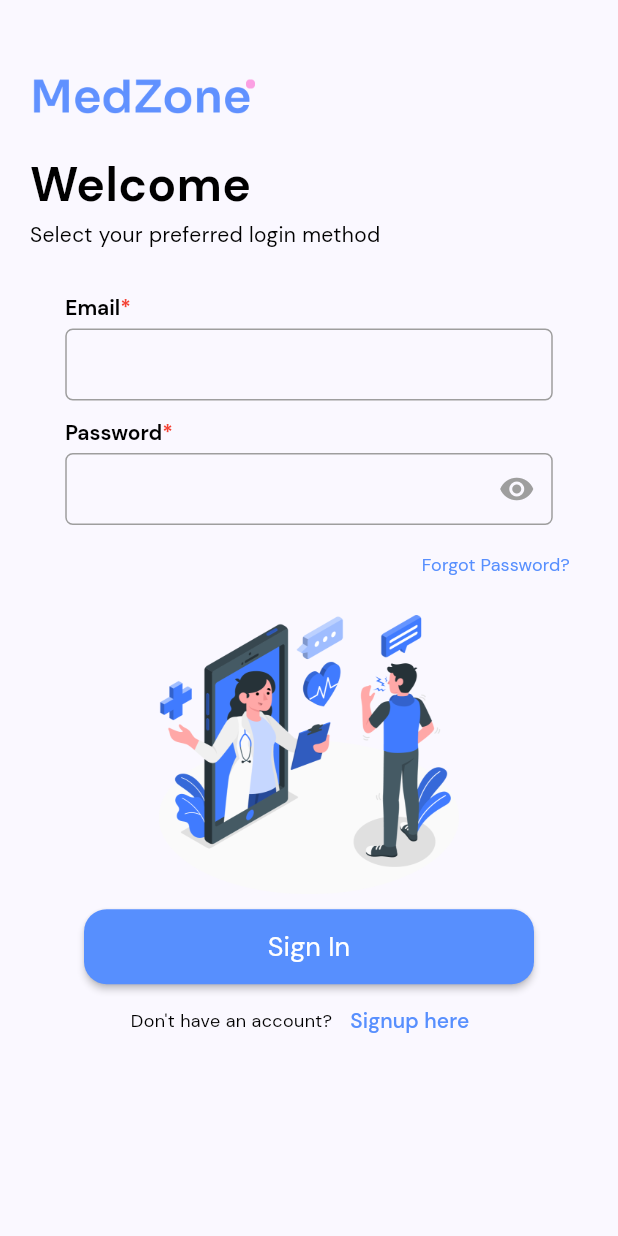
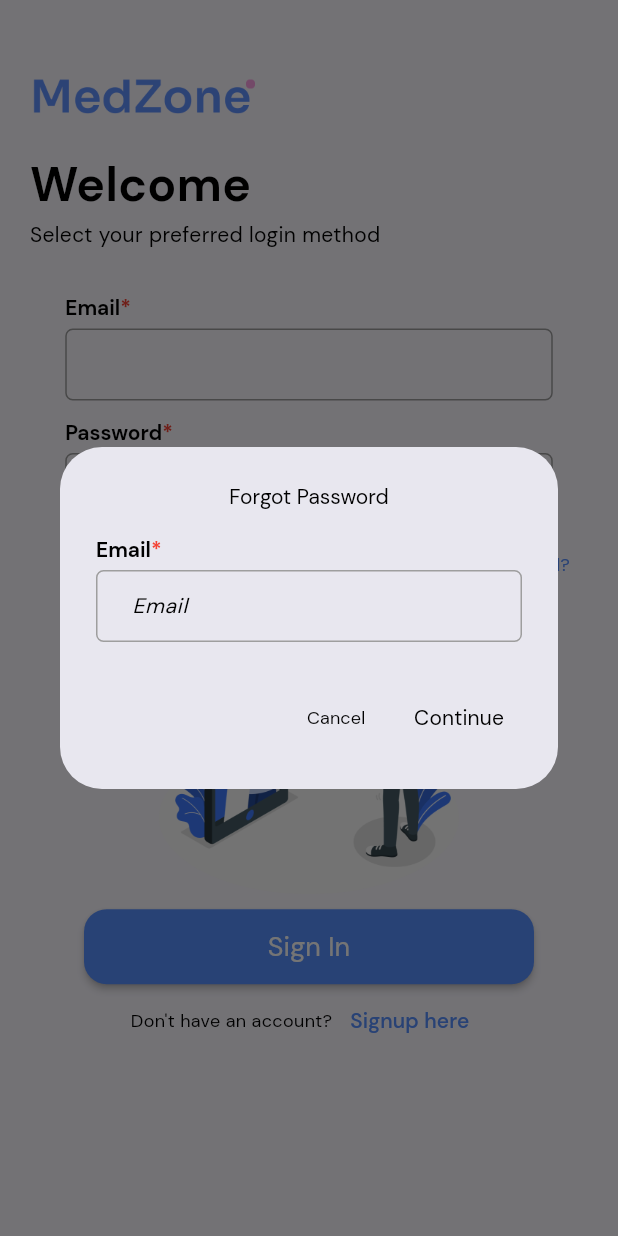
Before and after one commit to lansoyyy/medzone_doctor, a Flutter app: the LoginScreen screen opened directly, after a tap on "Forgot Password?", on a phone screen of 412 x 824 dp. Run offline on Flutter 3.47's test engine with Material 2 defaults, Android fonts, the phone set to English and light mode, and no system bars; our stand-ins replace cloud_firestore, firebase_auth, firebase_core, fluttertoast; accounts and stored records are empty.

Commit message:
adde forgot password

```diff
--- a/lib/screens/auth/login_screen.dart
+++ b/lib/screens/auth/login_screen.dart
@@ -74,103 +74,103 @@ class _LoginScreenState extends State<LoginScreen> {
                   alignment: Alignment.bottomRight,
                   child: TextButton(
                     onPressed: () {
-                      // showDialog(
-                      //   context: context,
-                      //   builder: ((context) {
-                      //     final formKey = GlobalKey<FormState>();
-                      //     final TextEditingController emailController =
-                      //         TextEditingController();
+                      showDialog(
+                        context: context,
+                        builder: ((context) {
+                          final formKey = GlobalKey<FormState>();
+                          final TextEditingController emailController =
+                              TextEditingController();
 
-                      //     return AlertDialog(
-                      //       title: TextWidget(
-                      //         text: 'Forgot Password',
-                      //         fontSize: 14,
-                      //         color: Colors.black,
-                      //       ),
-                      //       content: Form(
-                      //         key: formKey,
-                      //         child: Column(
-                      //           mainAxisSize: MainAxisSize.min,
-                      //           children: [
-                      //             TextFieldWidget(
-                      //               hint: 'Email',
-                      //               textCapitalization: TextCapitalization.none,
-                      //               inputType: TextInputType.emailAddress,
-                      //               label: 'Email',
-                      //               controller: emailController,
-                      //               validator: (value) {
-                      //                 if (value == null || value.isEmpty) {
-                      //                   return 'Please enter an email address';
-                      //                 }
-                      //                 final emailRegex = RegExp(
-                      //                     r'^[\w-\.]+@([\w-]+\.)+[\w-]{2,4}$');
-                      //                 if (!emailRegex.hasMatch(value)) {
-                      //                   return 'Please enter a valid email address';
-                      //                 }
-                      //                 return null;
-                      //               },
-                      //             ),
-                      //           ],
-                      //         ),
-                      //       ),
-                      //       actions: [
-                      //         TextButton(
-                      //           onPressed: (() {
-                      //             Navigator.pop(context);
-                      //           }),
-                      //           child: TextWidget(
-                      //             text: 'Cancel',
-                      //             fontSize: 12,
-                      //             color: Colors.black,
-                      //           ),
-                      //         ),
-                      //         TextButton(
-                      //           onPressed: (() async {
-                      //             // if (formKey.currentState!.validate()) {
-                      //             //   try {
-                      //             //     Navigator.pop(context);
-                      //             //     await FirebaseAuth.instance
-                      //             //         .sendPasswordResetEmail(
-                      //             //             email: emailController.text);
-                      //             //     showToast(
-                      //             //         'Password reset link sent to ${emailController.text}');
-                      //             //   } catch (e) {
-                      //             //     String errorMessage = '';
+                          return AlertDialog(
+                            title: TextWidget(
+                              text: 'Forgot Password',
+                              fontSize: 14,
+                              color: Colors.black,
+                            ),
+                            content: Form(
+                              key: formKey,
+                              child: Column(
+                                mainAxisSize: MainAxisSize.min,
+                                children: [
+                                  TextFieldWidget(
+                                    hint: 'Email',
+                                    textCapitalization: TextCapitalization.none,
+                                    inputType: TextInputType.emailAddress,
+                                    label: 'Email',
+                                    controller: emailController,
+                                    validator: (value) {
+                                      if (value == null || value.isEmpty) {
+                                        return 'Please enter an email address';
+                                      }
+                                      final emailRegex = RegExp(
+                                          r'^[\w-\.]+@([\w-]+\.)+[\w-]{2,4}$');
+                                      if (!emailRegex.hasMatch(value)) {
+                                        return 'Please enter a valid email address';
+                                      }
+                                      return null;
+                                    },
+                                  ),
+                                ],
+                              ),
+                            ),
+                            actions: [
+                              TextButton(
+                                onPressed: (() {
+                                  Navigator.pop(context);
+                                }),
+                                child: TextWidget(
+                                  text: 'Cancel',
+                                  fontSize: 12,
+                                  color: Colors.black,
+                                ),
+                              ),
+                              TextButton(
+                                onPressed: (() async {
+                                  if (formKey.currentState!.validate()) {
+                                    try {
+                                      Navigator.pop(context);
+                                      await FirebaseAuth.instance
+                                          .sendPasswordResetEmail(
+                                              email: emailController.text);
+                                      showToast(
+                                          'Password reset link sent to ${emailController.text}');
+                                    } catch (e) {
+                                      String errorMessage = '';
 
-                      //             //     if (e is FirebaseException) {
-                      //             //       switch (e.code) {
-                      //             //         case 'invalid-email':
-                      //             //           errorMessage =
-                      //             //               'The email address is invalid.';
-                      //             //           break;
-                      //             //         case 'user-not-found':
-                      //             //           errorMessage =
-                      //             //               'The user associated with the email address is not found.';
-                      //             //           break;
-                      //             //         default:
-                      //             //           errorMessage =
-                      //             //               'An error occurred while resetting the password.';
-                      //             //       }
-                      //             //     } else {
-                      //             //       errorMessage =
-                      //             //           'An error occurred while resetting the password.';
-                      //             //     }
+                                      if (e is FirebaseException) {
+                                        switch (e.code) {
+                                          case 'invalid-email':
+                                            errorMessage =
+                                                'The email address is invalid.';
+                                            break;
+                                          case 'user-not-found':
+                                            errorMessage =
+                                                'The user associated with the email address is not found.';
+                                            break;
+                                          default:
+                                            errorMessage =
+                                                'An error occurred while resetting the password.';
+                                        }
+                                      } else {
+                                        errorMessage =
+                                            'An error occurred while resetting the password.';
+                                      }
 
-                      //             //     showToast(errorMessage);
-                      //             //     Navigator.pop(context);
-                      //             //   }
-                      //             // }
-                      //           }),
-                      //           child: TextWidget(
-                      //             text: 'Continue',
-                      //             fontSize: 14,
-                      //             color: Colors.black,
-                      //           ),
-                      //         ),
-                      //       ],
-                      //     );
-                      //   }),
-                      // );
+                                      showToast(errorMessage);
+                                      Navigator.pop(context);
+                                    }
+                                  }
+                                }),
+                                child: TextWidget(
+                                  text: 'Continue',
+                                  fontSize: 14,
+                                  color: Colors.black,
+                                ),
+                              ),
+                            ],
+                          );
+                        }),
+                      );
                     },
                     child: TextWidget(
                       text: 'Forgot Password?',
```
